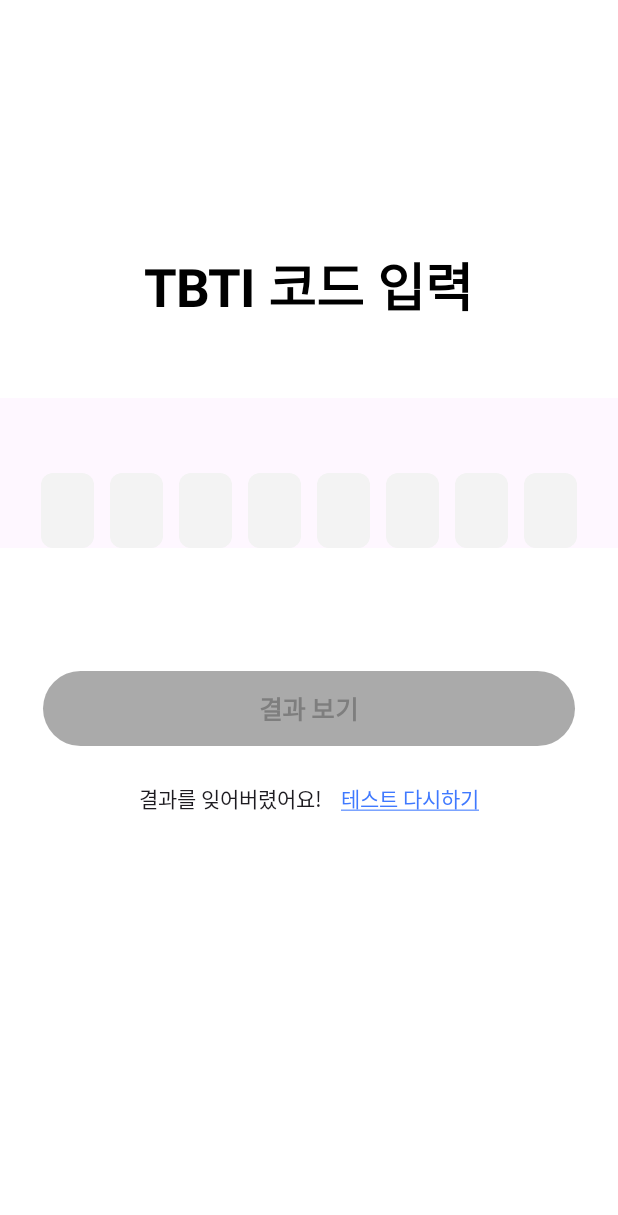
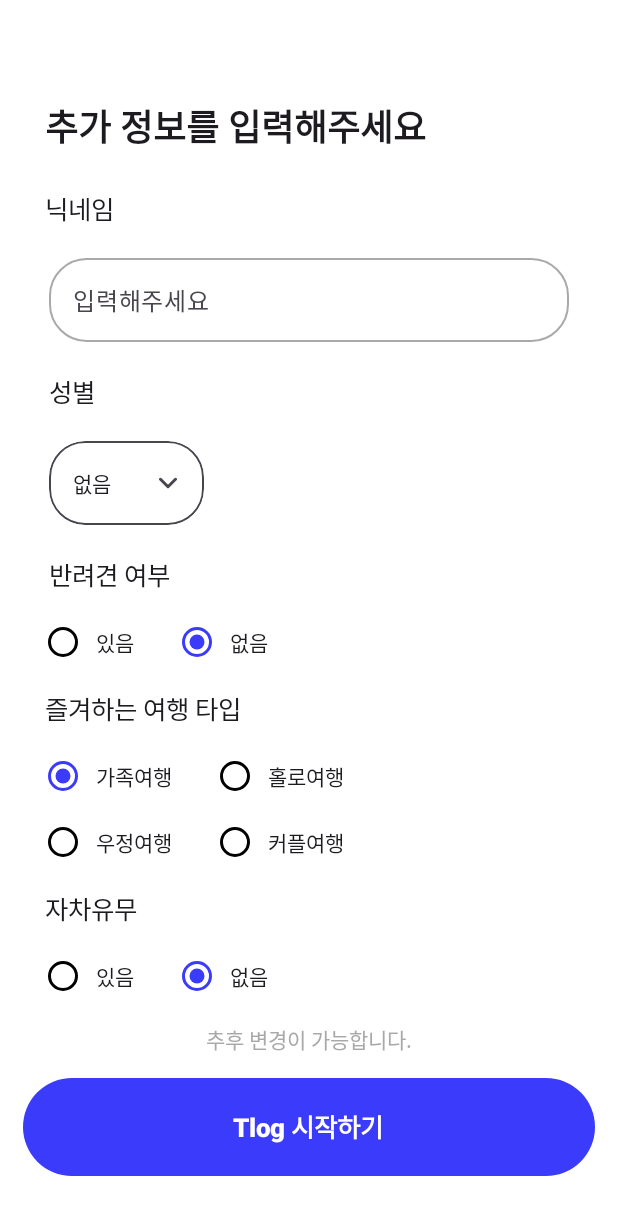
Before and after one commit to Team-Tlog/Tlog-app, an Android app built with Jetpack Compose: the screen it shows after launch (MainActivity), on a phone screen of 412 x 824 dp. Shown: the top 1215 px of the screen. Run offline under Robolectric (Android 15) with nearby library versions, the phone set to English and light mode, and no system bars.

Commit message:
feat: 추가정보 기입 스크린 구현

```diff
--- a/Tlog/app/src/main/java/com/tlog/MainActivity.kt
+++ b/Tlog/app/src/main/java/com/tlog/MainActivity.kt
@@ -15,6 +15,7 @@ import com.tlog.ui.screen.LoginScreen
 import com.tlog.ui.screen.TbtiCodeInputScreen
 import com.tlog.ui.screen.TbtiIntroScreen
 import com.tlog.ui.screen.TbtiTestScreen
+import com.tlog.ui.screen.UserInfoInputScreen
 import com.tlog.ui.theme.TlogTheme
 
 class MainActivity : ComponentActivity() {
@@ -25,7 +26,8 @@ class MainActivity : ComponentActivity() {
             //TbtiTestScreen(1, 10)
             //LoginScreen()
             //TbtiIntroScreen()
-            TbtiCodeInputScreen()
+            //TbtiCodeInputScreen()
+            UserInfoInputScreen()
         }
     }
 }
--- /dev/null
+++ b/Tlog/app/src/main/java/com/tlog/ui/component/DromDownBox.kt
@@ -0,0 +1,74 @@
+package com.tlog.ui.component
+
+import androidx.compose.foundation.layout.fillMaxWidth
+import androidx.compose.foundation.shape.RoundedCornerShape
+import androidx.compose.material3.DropdownMenuItem
+import androidx.compose.material3.ExperimentalMaterial3Api
+import androidx.compose.material3.ExposedDropdownMenuBox
+import androidx.compose.material3.Icon
+import androidx.compose.material3.OutlinedTextField
+import androidx.compose.material3.Text
+import androidx.compose.material3.TextFieldDefaults
+import androidx.compose.runtime.Composable
+import androidx.compose.ui.Modifier
+import androidx.compose.ui.graphics.Color
+import androidx.compose.ui.res.painterResource
+import androidx.compose.ui.unit.dp
+import com.tlog.R
+import com.tlog.ui.theme.MainColor
+
+@OptIn(ExperimentalMaterial3Api::class)
+@Composable
+fun DropDownBox(
+    expanded: Boolean = false,
+    onExpandedChange: (Boolean) -> Unit,
+    options: List<String>,
+    value: String,
+    onOptionSelected: (String) -> Unit,
+    modifier: Modifier
+) {
+    ExposedDropdownMenuBox (
+        expanded = expanded,
+        onExpandedChange = onExpandedChange,
+        modifier = modifier
+    ) {
+        OutlinedTextField(
+            value = value,
+            onValueChange = {},
+            readOnly = true,
+            trailingIcon = {
+                Icon(
+                    painter = painterResource(id = R.drawable.ic_bottom_arrow), // 드롭다운 버튼 설정
+                    contentDescription = null
+                )
+            },
+            colors = TextFieldDefaults.textFieldColors(
+                containerColor = Color.White, // 드롭다운 전 색깔
+                focusedIndicatorColor = MainColor,
+                unfocusedLabelColor = Color(0xFFA9A9A9),
+                focusedTextColor = Color.Black,
+            ),
+            shape = RoundedCornerShape(24.dp),
+            modifier = Modifier
+                .menuAnchor()
+                .fillMaxWidth()
+
+        )
+        ExposedDropdownMenu(
+            expanded = expanded,
+            onDismissRequest = { onExpandedChange(false) }
+        ) {
+            options.forEach { selectOption ->
+                DropdownMenuItem(
+                    text = { Text(selectOption) },
+                    onClick = {
+                        onOptionSelected(selectOption)
+                        onExpandedChange(false)
+                    }
+                )
+
+            }
+        }
+    }
+
+}
--- /dev/null
+++ b/Tlog/app/src/main/java/com/tlog/ui/component/MainInputField.kt
@@ -0,0 +1,33 @@
+package com.tlog.ui.component
+
+import androidx.compose.foundation.shape.RoundedCornerShape
+import androidx.compose.material3.OutlinedTextField
+import androidx.compose.material3.OutlinedTextFieldDefaults
+import androidx.compose.runtime.Composable
+import androidx.compose.ui.Modifier
+import androidx.compose.ui.graphics.Color
+import com.tlog.ui.theme.MainColor
+
+
+@Composable
+fun MainInputField (
+    value: String,
+    onValueChange: (String) -> Unit, // 갑 변경 시 수행
+    placeholder: @Composable (() -> Unit), // hint
+    singleLine: Boolean = true,
+    modifier: Modifier
+) {
+    OutlinedTextField(
+        value = value,
+        onValueChange = onValueChange,
+        placeholder = placeholder,
+        singleLine = singleLine,
+        shape = RoundedCornerShape(45),
+        colors = OutlinedTextFieldDefaults.colors(
+            focusedBorderColor = MainColor,     // 포커스됐을 때 아웃라인 색
+            unfocusedBorderColor = Color(0xFFA9A9A9),  // 포커스 없을 때 아웃라인 색
+            cursorColor = MainColor
+        ),
+        modifier = modifier
+    )
+}
--- /dev/null
+++ b/Tlog/app/src/main/java/com/tlog/ui/component/TwoColumnRadioGroup.kt
@@ -0,0 +1,69 @@
+package com.tlog.ui.component
+
+import androidx.compose.foundation.layout.Column
+import androidx.compose.foundation.layout.Row
+import androidx.compose.foundation.layout.Spacer
+import androidx.compose.foundation.layout.fillMaxWidth
+import androidx.compose.foundation.layout.height
+import androidx.compose.foundation.layout.padding
+import androidx.compose.foundation.selection.selectable
+import androidx.compose.foundation.selection.selectableGroup
+import androidx.compose.material3.RadioButton
+import androidx.compose.material3.RadioButtonColors
+import androidx.compose.material3.Text
+import androidx.compose.runtime.Composable
+import androidx.compose.ui.Alignment
+import androidx.compose.ui.Modifier
+import androidx.compose.ui.graphics.Color
+import androidx.compose.ui.semantics.Role
+import androidx.compose.ui.unit.dp
+import com.tlog.ui.theme.MainColor
+
+@Composable
+fun TwoColumnRadioGroup(
+    options: List<String>,
+    selectedOption: String,
+    onOptionSelected: (String) -> Unit,
+) {
+    Column(
+        modifier = Modifier
+            .fillMaxWidth()
+            .selectableGroup()
+    ) {
+        options.chunked(2).forEach { rowItems ->
+            Row(
+                modifier = Modifier.fillMaxWidth()
+            ) {
+                rowItems.forEach { text ->
+                    Row(
+                        modifier = Modifier
+                            .selectable(
+                                selected = (text == selectedOption),
+                                onClick = { onOptionSelected(text) },
+                                role = Role.RadioButton
+                            ),
+                        verticalAlignment = Alignment.CenterVertically
+                    ) {
+                        RadioButton(
+                            selected = (text == selectedOption),
+                            onClick = null,
+                            colors = RadioButtonColors(
+                                selectedColor = MainColor,
+                                unselectedColor = Color.Black,
+                                disabledSelectedColor = Color.LightGray,
+                                disabledUnselectedColor = Color.LightGray
+                            ),
+                            modifier = Modifier.padding(start = 30.dp)
+                        )
+
+                        Text(
+                            text = text,
+                            modifier = Modifier.padding(start = 10.dp)
+                        )
+                    }
+                }
+            }
+            Spacer(modifier = Modifier.height(20.dp))
+        }
+    }
+}
--- /dev/null
+++ b/Tlog/app/src/main/java/com/tlog/ui/screen/UserInfoInputScreen.kt
@@ -0,0 +1,198 @@
+package com.tlog.ui.screen
+
+import android.util.Log
+import androidx.compose.foundation.background
+import androidx.compose.foundation.layout.BoxWithConstraints
+import androidx.compose.foundation.layout.Column
+import androidx.compose.foundation.layout.Spacer
+import androidx.compose.foundation.layout.fillMaxSize
+import androidx.compose.foundation.layout.fillMaxWidth
+import androidx.compose.foundation.layout.height
+import androidx.compose.foundation.layout.padding
+import androidx.compose.foundation.shape.RoundedCornerShape
+import androidx.compose.material3.Surface
+import androidx.compose.material3.Text
+import androidx.compose.runtime.Composable
+import androidx.compose.runtime.getValue
+import androidx.compose.runtime.mutableStateOf
+import androidx.compose.runtime.remember
+import androidx.compose.runtime.setValue
+import androidx.compose.ui.Modifier
+import androidx.compose.ui.draw.clip
+import androidx.compose.ui.graphics.Color
+import androidx.compose.ui.text.font.FontWeight
+import androidx.compose.ui.text.style.TextAlign
+import androidx.compose.ui.tooling.preview.Preview
+import androidx.compose.ui.unit.dp
+import androidx.compose.ui.unit.sp
+import androidx.lifecycle.viewmodel.compose.viewModel
+import com.tlog.ui.component.DropDownBox
+import com.tlog.ui.component.MainButton
+import com.tlog.ui.component.MainInputField
+import com.tlog.ui.component.TwoColumnRadioGroup
+import com.tlog.viewmodel.UserInfoViewModel
+
+
+@Preview
+@Composable
+fun UserInfoInputScreen(viewModel: UserInfoViewModel = viewModel()) {
+    var expanded by remember { mutableStateOf(false) }
+
+    val genderOptions = listOf("남성", "여성")
+    val petOption = listOf("있음", "없음")
+    val travelOption = listOf("가족여행", "홀로여행", "우정여행", "커플여행")
+    val carOption = listOf("있음", "없음")
+
+    Surface(
+        modifier = Modifier.fillMaxSize(),
+        color = Color.White
+    ) {
+        BoxWithConstraints (
+            modifier = Modifier
+                .fillMaxSize()
+        ) {
+            val topPadding = maxHeight * 0.08f
+            val sidePadding = maxWidth * 0.08f
+            val textTopPadding = maxHeight * 0.03f
+            val standardPadding = maxHeight * 0.025f
+            val genderLeftPadding = maxWidth * 0.67f
+
+            Column(
+                modifier = Modifier.fillMaxSize()
+            ) {
+                Text(
+                    text = "추가 정보를 입력해주세요",
+                    fontWeight = FontWeight.ExtraBold,
+                    fontSize = 24.sp,
+                    modifier = Modifier
+                        .padding(top = topPadding)
+                        .padding(start = 30.dp)
+                )
+
+                Spacer(modifier = Modifier.height(textTopPadding))
+
+                Text(
+                    text = "닉네임",
+                    fontSize = 17.sp,
+                    modifier = Modifier.padding(start = 30.dp)
+                )
+
+                Spacer(modifier = Modifier.height(standardPadding))
+
+                MainInputField(
+                    value = viewModel.nickname,
+                    onValueChange = {
+                        viewModel.updateNickname(it)
+                        Log.d("nickname", it)
+                    },
+                    placeholder = { Text("입력해주세요") }, // hint
+                    modifier = Modifier
+                        .fillMaxWidth()
+                        .padding(horizontal = sidePadding)
+                )
+
+                Spacer(modifier = Modifier.height(standardPadding))
+
+                Text(
+                    text = "성별",
+                    fontSize = 17.sp,
+                    modifier = Modifier.padding(start = sidePadding)
+                )
+
+                Spacer(modifier = Modifier.height(standardPadding))
+
+                DropDownBox(
+                    expanded = expanded,
+                    onExpandedChange = { expanded = !(expanded) },
+                    options = genderOptions,
+                    value = viewModel.gender,
+                    onOptionSelected = {
+                        viewModel.updateGender(it)
+                        Log.d("genderOption", viewModel.gender)
+                    },
+                    modifier = Modifier
+                        .background(Color.White)
+                        .padding(start = sidePadding, end = genderLeftPadding)
+                        .clip(RoundedCornerShape(24.dp))
+                )
+
+                Spacer(modifier = Modifier.height(standardPadding))
+
+                Text(
+                    text = "반려견 여부",
+                    fontSize = 17.sp,
+                    modifier = Modifier.padding(start = sidePadding)
+                )
+
+                Spacer(modifier = Modifier.height(standardPadding))
+
+                TwoColumnRadioGroup(
+                    options = petOption,
+                    selectedOption = if (viewModel.hasPet) petOption[0] else petOption[1],
+                    onOptionSelected = {
+                        viewModel.updatePet(if (it == petOption[0]) true else false)
+                        Log.d("petOption", viewModel.hasPet.toString())
+                    }
+                )
+
+                Text(
+                    text = "즐겨하는 여행 타입",
+                    fontSize = 17.sp,
+                    modifier = Modifier.padding(start = 30.dp)
+                )
+
+                Spacer(modifier = Modifier.height(standardPadding))
+
+                TwoColumnRadioGroup(
+                    options = travelOption,
+                    selectedOption = viewModel.travelType,
+                    onOptionSelected = {
+                        viewModel.updateTravelType(it)
+                        Log.d("travelOption", viewModel.travelType)
+                    }
+                )
+
+
+                Text(
+                    text = "자차유무",
+                    fontSize = 17.sp,
+                    modifier = Modifier.padding(start = 30.dp)
+                )
+
+                Spacer(modifier = Modifier.height(standardPadding))
+
+                TwoColumnRadioGroup(
+                    options = carOption,
+                    selectedOption = if (viewModel.hasCar) carOption[0] else carOption[1],
+                    onOptionSelected = {
+                        viewModel.updateCar(if (it == carOption[0]) true else false)
+                        Log.d("carOption", viewModel.hasCar.toString())
+
+                    }
+                )
+
+                Spacer(modifier = Modifier.weight(1f))
+
+                Text(
+                    text = "추후 변경이 가능합니다.",
+                    color = Color(0xFFA8A8A8),
+                    textAlign = TextAlign.Center,
+                    modifier = Modifier.fillMaxWidth()
+                )
+
+                Spacer(modifier = Modifier.height(15.dp))
+
+                MainButton(
+                    text = "Tlog 시작하기",
+                    onClick = { Log.d("startButton", "my click!!")},
+                    modifier = Modifier
+                        .padding(start = 15.dp, end = 15.dp, bottom = 40.dp)
+                        .height(65.dp)
+                )
+
+            }
+
+
+        }
+    }
+}
--- /dev/null
+++ b/Tlog/app/src/main/java/com/tlog/viewmodel/UserInfoViewModel.kt
@@ -0,0 +1,37 @@
+package com.tlog.viewmodel
+
+import androidx.compose.runtime.getValue
+import androidx.compose.runtime.mutableStateOf
+import androidx.compose.runtime.setValue
+import androidx.lifecycle.ViewModel
+
+
+class UserInfoViewModel: ViewModel() {
+
+    var nickname by mutableStateOf("")
+    var gender by mutableStateOf("없음")
+    var hasPet by mutableStateOf(false)
+    var travelType by mutableStateOf("가족여행")
+    var hasCar by mutableStateOf(false)
+
+
+    fun updateNickname(newName: String) {
+        nickname = newName
+    }
+
+    fun updateGender(newGender: String) {
+        gender = newGender
+    }
+
+    fun updateCar(newHasCar: Boolean) {
+        hasCar = newHasCar
+    }
+
+    fun updateTravelType(newTravelType: String) {
+        travelType = newTravelType
+    }
+
+    fun updatePet(newHasPet: Boolean) {
+        hasPet = newHasPet
+    }
+}
--- /dev/null
+++ b/Tlog/app/src/main/res/drawable/ic_bottom_arrow.xml
@@ -0,0 +1,13 @@
+<vector xmlns:android="http://schemas.android.com/apk/res/android"
+    android:width="12dp"
+    android:height="8dp"
+    android:viewportWidth="12"
+    android:viewportHeight="8">
+  <path
+      android:pathData="M1,1.5L6,6.5L11,1.5"
+      android:strokeLineJoin="round"
+      android:strokeWidth="2"
+      android:fillColor="#00000000"
+      android:strokeColor="#000000"
+      android:strokeLineCap="round"/>
+</vector>
```
